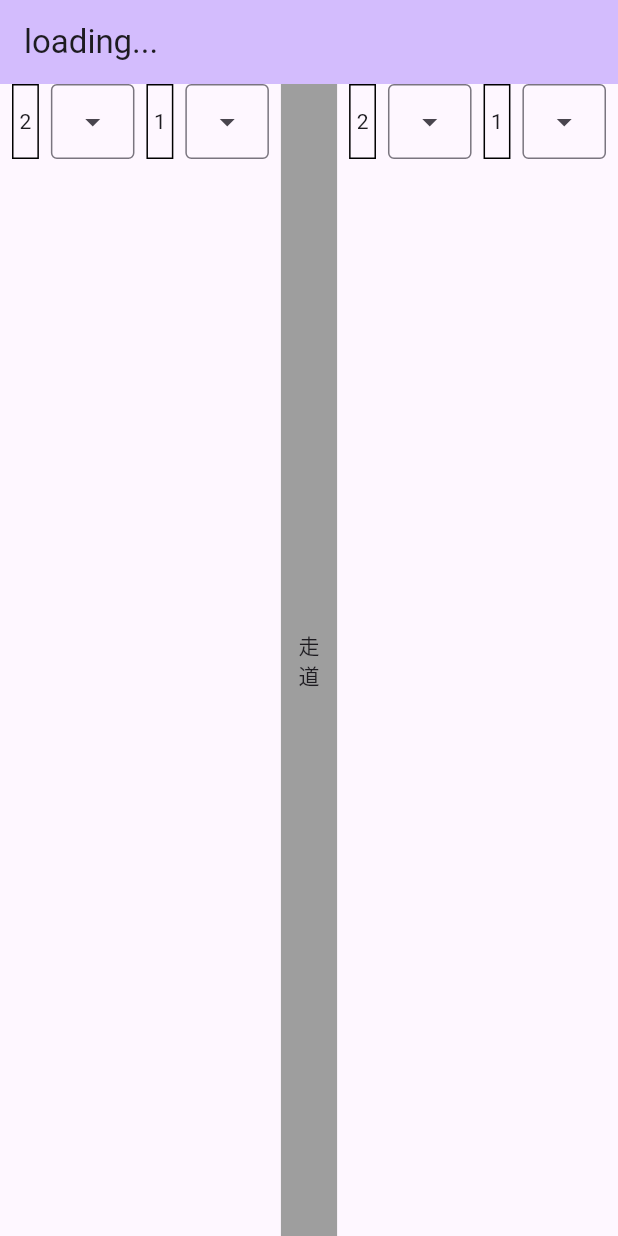
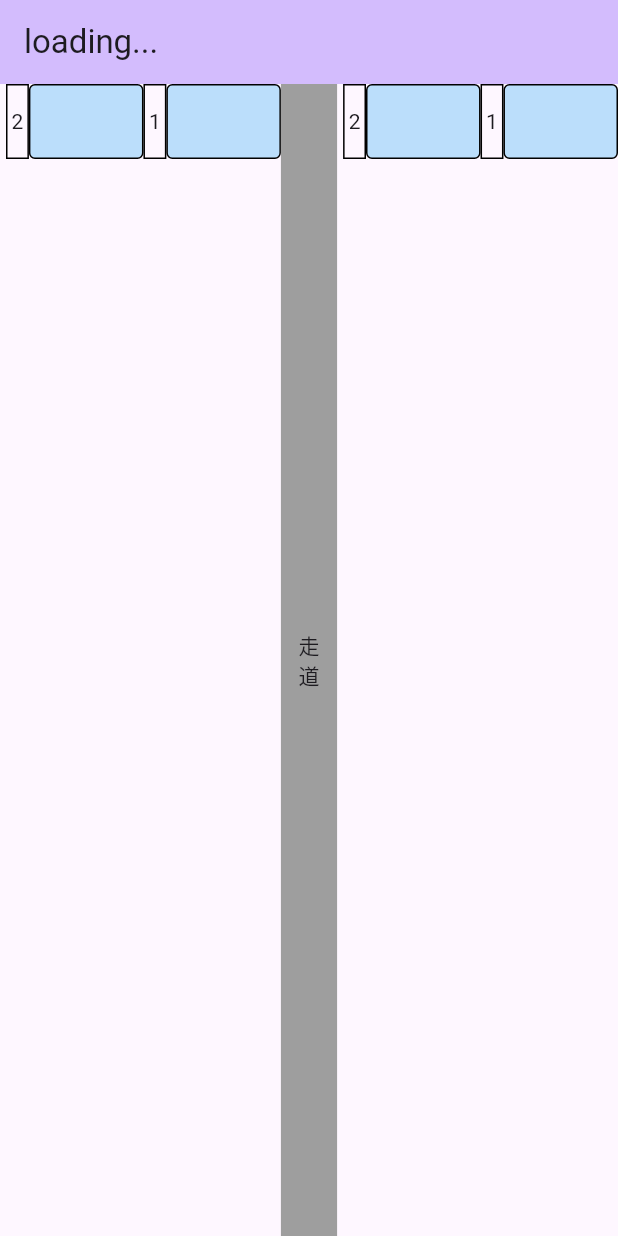
Before and after one commit to QuiverYang/check_table, a Flutter app: the screen it shows after launch, on a phone screen of 412 x 824 dp. Run offline on Flutter 3.47's test engine with Material 3 defaults, Android fonts, the light colour scheme and no system bars.

Commit message:
Change cell menu to button

```diff
--- a/lib/presentation/views/pair_of_seats/pair_of_seat_view_model.dart
+++ b/lib/presentation/views/pair_of_seats/pair_of_seat_view_model.dart
@@ -21,6 +21,6 @@ class PairOfSeatViewModelImp extends PairOfSeaPairOfSeatViewModel {
     return PairOfSeatViewModelImp(
         rightSeat: NormalSeat(no: 1, purpose: '台南'),
         leftSeat: NonSeat(no: 2),
-        destinations: ['台北', '台中', '台南', '高雄']);
+        destinations: ['台北', '台中', '台南', '高雄', '']);
   }
 }
--- a/lib/presentation/views/pair_of_seats/pair_of_seats.dart
+++ b/lib/presentation/views/pair_of_seats/pair_of_seats.dart
@@ -14,6 +14,8 @@ class PairOfSeats extends StatefulWidget {
 class _PairOfSeatsState extends State<PairOfSeats> {
   late PairOfSeatViewModelImp viewModel;
   final kCellHeight = 50.0;
+  final Color cellBackgroundColor = Colors.blue.shade100;
+  String tmp = '';
 
   @override
   void initState() {
@@ -25,7 +27,7 @@ class _PairOfSeatsState extends State<PairOfSeats> {
   Widget build(BuildContext context) {
     return Container(
       height: kCellHeight,
-      padding: const EdgeInsets.only(left: 8),
+      padding: const EdgeInsets.only(left: 4),
       child: Row(
         mainAxisAlignment: MainAxisAlignment.spaceAround,
         children: [
@@ -38,29 +40,41 @@ class _PairOfSeatsState extends State<PairOfSeats> {
             ),
           ),
           Expanded(
-            flex: 4,
-            child: DropdownMenu(
-              expandedInsets: const EdgeInsets.all(8),
-              menuStyle: MenuStyle(
-                backgroundColor: MaterialStateProperty.resolveWith<Color?>(
-                    (Set<MaterialState> states) {
-                  return Colors.blue.shade50; // Default Color
-                }),
-                shape: MaterialStateProperty.resolveWith<OutlinedBorder?>(
-                  (Set<MaterialState> states) {
-                    // You can add conditional logic based on the state here
-                    return RoundedRectangleBorder(
-                      borderRadius: BorderRadius.circular(8),
+              flex: 5,
+              child: Container(
+                decoration: BoxDecoration(
+                  borderRadius: BorderRadius.circular(4), // 设置圆角
+                  border: Border.all(),
+                  color: cellBackgroundColor,
+                ),
+                child: DropdownButton<String>(
+                  value: tmp,
+                  alignment: Alignment.center,
+                  iconSize: 0,
+                  underline: Container(
+                    height: 0,
+                  ),
+                  isExpanded: true,
+                  borderRadius: BorderRadius.circular(4),
+                  onChanged: (String? newValue) {
+                    setState(() {
+                      tmp = newValue ?? '';
+                    });
+                  },
+                  selectedItemBuilder: (BuildContext context) {
+                    return viewModel.destinations.map<Widget>((String value) {
+                      return Center(child: Text(value)); // 选中项居中显示
+                    }).toList();
+                  },
+                  items: viewModel.destinations
+                      .map<DropdownMenuItem<String>>((String value) {
+                    return DropdownMenuItem<String>(
+                      value: value,
+                      child: Text(value),
                     );
-                  },
+                  }).toList(),
                 ),
-              ),
-              dropdownMenuEntries: viewModel.destinations
-                  .map((value) => DropdownMenuEntry(value: value, label: value))
-                  .toList(),
-              onSelected: (value) {},
-            ),
-          ),
+              )),
           Expanded(
             flex: 1,
             child: Container(
@@ -70,29 +84,40 @@ class _PairOfSeatsState extends State<PairOfSeats> {
             ),
           ),
           Expanded(
-            flex: 4,
-            child: DropdownMenu(
-              expandedInsets: const EdgeInsets.all(8),
-              menuStyle: MenuStyle(
-                backgroundColor: MaterialStateProperty.resolveWith<Color?>(
-                    (Set<MaterialState> states) {
-                  return Colors.blue.shade50; // Default Color
-                }),
-                shape: MaterialStateProperty.resolveWith<OutlinedBorder?>(
-                  (Set<MaterialState> states) {
-                    // You can add conditional logic based on the state here
-                    return RoundedRectangleBorder(
-                      borderRadius: BorderRadius.circular(8),
+              flex: 5,
+              child: Container(
+                decoration: BoxDecoration(
+                    borderRadius: BorderRadius.circular(4), // 设置圆角
+                    border: Border.all(),
+                    color: cellBackgroundColor),
+                child: DropdownButton<String>(
+                  value: tmp,
+                  alignment: Alignment.center,
+                  iconSize: 0,
+                  underline: Container(
+                    height: 0,
+                  ),
+                  isExpanded: true,
+                  borderRadius: BorderRadius.circular(4),
+                  onChanged: (String? newValue) {
+                    setState(() {
+                      tmp = newValue ?? '';
+                    });
+                  },
+                  selectedItemBuilder: (BuildContext context) {
+                    return viewModel.destinations.map<Widget>((String value) {
+                      return Center(child: Text(value)); // 选中项居中显示
+                    }).toList();
+                  },
+                  items: viewModel.destinations
+                      .map<DropdownMenuItem<String>>((String value) {
+                    return DropdownMenuItem<String>(
+                      value: value,
+                      child: Text(value),
                     );
-                  },
+                  }).toList(),
                 ),
-              ),
-              dropdownMenuEntries: viewModel.destinations
-                  .map((value) => DropdownMenuEntry(value: value, label: value))
-                  .toList(),
-              onSelected: (value) {},
-            ),
-          ),
+              )),
         ],
       ),
     );
```
